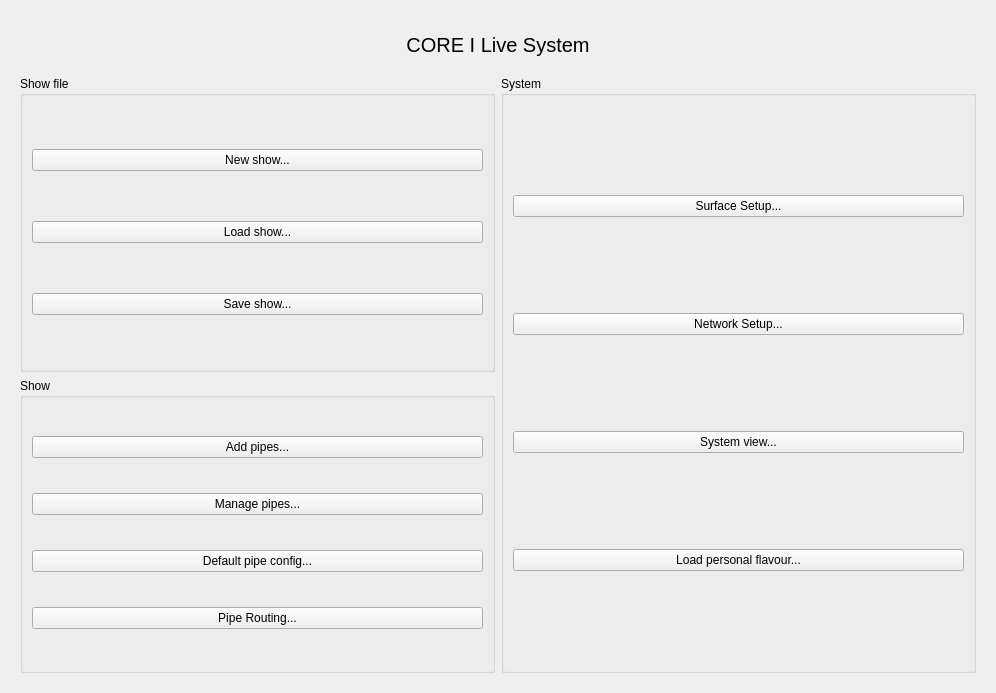
OpenSoundStack/OpenAudioLiveSystem, file coreui/ui/SetupWindow.ui: the form before one commit.
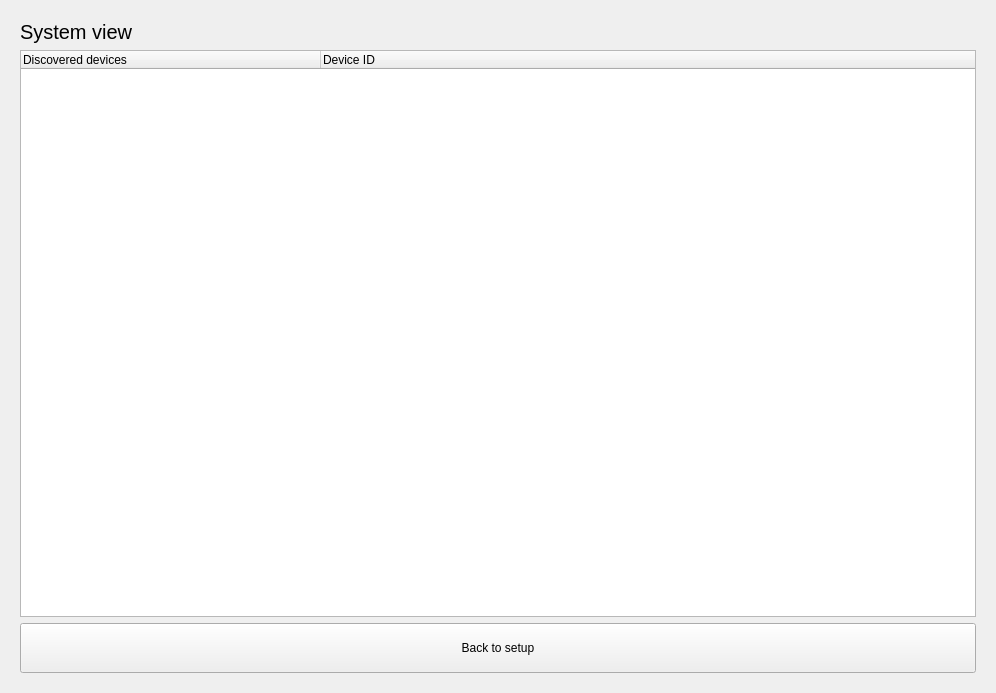
The form after the commit. The open tabs and pages were chosen to show the change.

What changed in the file:
```diff
--- a/coreui/ui/SetupWindow.ui
+++ b/coreui/ui/SetupWindow.ui
@@ -151,6 +151,55 @@
        </item>
       </layout>
      </widget>
+     <widget class="QWidget" name="page_2">
+      <layout class="QGridLayout" name="gridLayout_6">
+       <item row="0" column="1">
+        <widget class="QLabel" name="label_2">
+         <property name="font">
+          <font>
+           <pointsize>15</pointsize>
+          </font>
+         </property>
+         <property name="text">
+          <string>System view</string>
+         </property>
+        </widget>
+       </item>
+       <item row="1" column="1">
+        <widget class="QTreeWidget" name="device_tree">
+         <attribute name="headerVisible">
+          <bool>true</bool>
+         </attribute>
+         <attribute name="headerMinimumSectionSize">
+          <number>300</number>
+         </attribute>
+         <column>
+          <property name="text">
+           <string>Discovered devices</string>
+          </property>
+         </column>
+         <column>
+          <property name="text">
+           <string>Device ID</string>
+          </property>
+         </column>
+        </widget>
+       </item>
+       <item row="2" column="1">
+        <widget class="QPushButton" name="btn_sysview_back">
+         <property name="minimumSize">
+          <size>
+           <width>0</width>
+           <height>50</height>
+          </size>
+         </property>
+         <property name="text">
+          <string>Back to setup</string>
+         </property>
+        </widget>
+       </item>
+      </layout>
+     </widget>
     </widget>
    </item>
   </layout>
```
Left out of the diff: 2 changed lines with no effect on the pictures.
